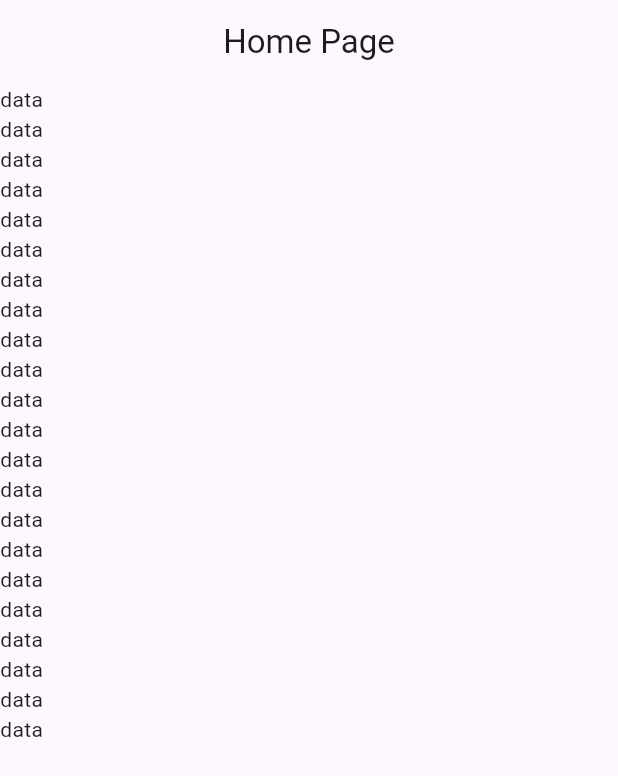
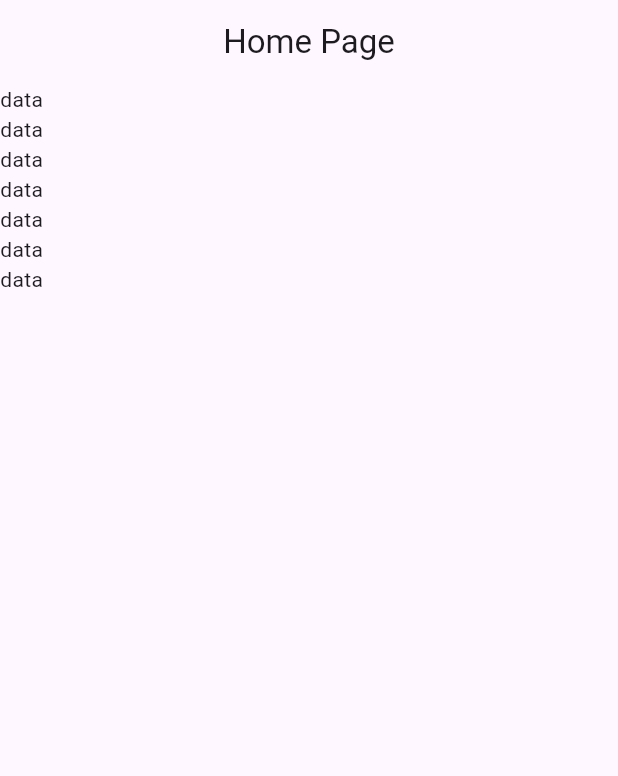
Before and after one commit to fahimshahariar09/medical_store, a Flutter app: the screen it shows after launch, on a phone screen of 412 x 824 dp. Shown: the top 776 px of the screen. Run offline on Flutter 3.47's test engine with Material 3 defaults, Android fonts, the phone set to English and light mode, and no system bars.

Commit message:
first commit

```diff
--- a/lib/view/screen/home_page.dart
+++ b/lib/view/screen/home_page.dart
@@ -16,14 +16,8 @@ class HomePage extends StatelessWidget {
           Text("data"), Text("data"),
           Text("data"), Text("data"),
           Text("data"), Text("data"),
-          Text("data"), Text("data"),
-          Text("data"), Text("data"),
-          Text("data"), Text("data"),
-          Text("data"), Text("data"),
-          Text("data"), Text("data"),
-          Text("data"), Text("data"),
-          Text("data"), Text("data"),
-          Text("data"),
+
+
         ],
       ),
     );
```
